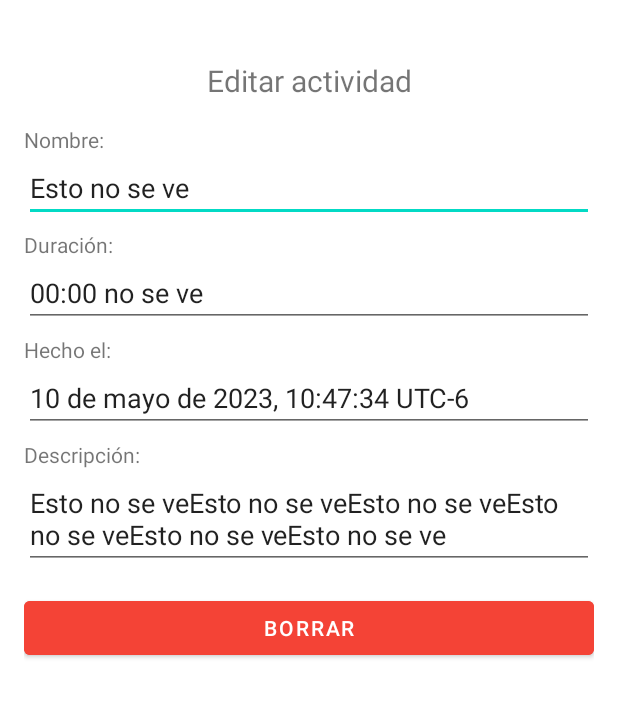
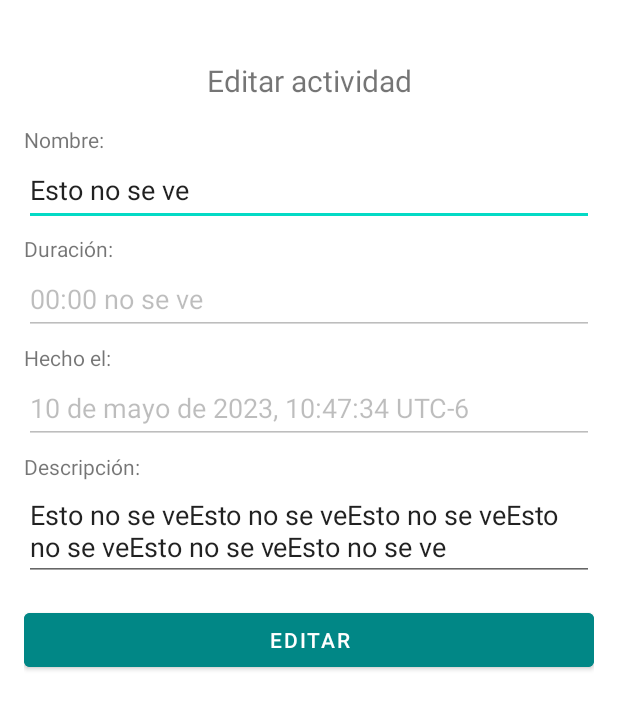
Before and after one commit to davidezq/timetrack, an Android app: the layout activity_edit_cliente.xml on its own in the app's theme, with its tools: preview values and no code run, on a phone screen of 412 x 824 dp. Shown: the top 709 px of the screen. Run offline under Robolectric (Android 15) with nearby library versions, the phone set to English and light mode, and no system bars.

Commit message:
Add edit activity funcionality

```diff
--- a/app/src/main/AndroidManifest.xml
+++ b/app/src/main/AndroidManifest.xml
@@ -12,8 +12,9 @@
         android:theme="@style/Theme.Timetrack"
         tools:targetApi="31">
         <activity
-            android:name=".EditCliente"
-            android:exported="false" />
+            android:name=".client.EditCliente"
+            android:exported="false"
+            android:parentActivityName=".client.menu.MainActivity"/>
         <activity
             android:name=".client.DeleteCliente"
             android:exported="false"
--- a/app/src/main/java/com/example/timetrack/client/menu/MainActivity.kt
+++ b/app/src/main/java/com/example/timetrack/client/menu/MainActivity.kt
@@ -33,4 +33,7 @@ class MainActivity : AppCompatActivity() {
         setupActionBarWithNavController(navController, appBarConfiguration)
         navView.setupWithNavController(navController)
     }
+
+    override fun onBackPressed() {
+    }
 }
--- a/app/src/main/res/layout/activity_edit_cliente.xml
+++ b/app/src/main/res/layout/activity_edit_cliente.xml
@@ -40,6 +40,7 @@
             android:layout_width="match_parent"
             android:layout_height="wrap_content"
             android:layout_marginBottom="5dp"
+            android:minHeight="48dp"
             tools:text="Esto no se ve" />
 
         <TextView
@@ -53,8 +54,11 @@
             android:layout_width="match_parent"
             android:layout_height="wrap_content"
             android:layout_marginBottom="5dp"
+            android:minHeight="48dp"
             android:text="TextView"
-            tools:text="00:00 no se ve" />
+            android:enabled="false"
+            tools:text="00:00 no se ve"
+            />
 
         <TextView
             android:id="@+id/lbl_done_at"
@@ -67,6 +71,8 @@
             android:layout_width="match_parent"
             android:layout_height="wrap_content"
             android:layout_marginBottom="5dp"
+            android:minHeight="48dp"
+            android:enabled="false"
             tools:text="10 de mayo de 2023, 10:47:34 UTC-6" />
 
         <TextView
@@ -83,10 +89,10 @@
             tools:text="Esto no se veEsto no se veEsto no se veEsto no se veEsto no se veEsto no se ve" />
 
         <Button
-            android:id="@+id/btnDelete"
+            android:id="@+id/btnEdit"
             android:layout_width="match_parent"
             android:layout_height="wrap_content"
-            android:backgroundTint="@color/red"
-            android:text="Borrar"/>
+            android:backgroundTint="@color/teal_700"
+            android:text="Editar"/>
     </LinearLayout>
 </androidx.constraintlayout.widget.ConstraintLayout>
```
Also changed, not shown: app/src/main/java/com/example/timetrack/client/DeleteCliente.kt (+10 -1 lines), app/src/main/java/com/example/timetrack/client/EditCliente.kt (+67 -1 lines), app/src/main/java/com/example/timetrack/client/list/ActivityViewHolder.kt (+5 -6 lines).
